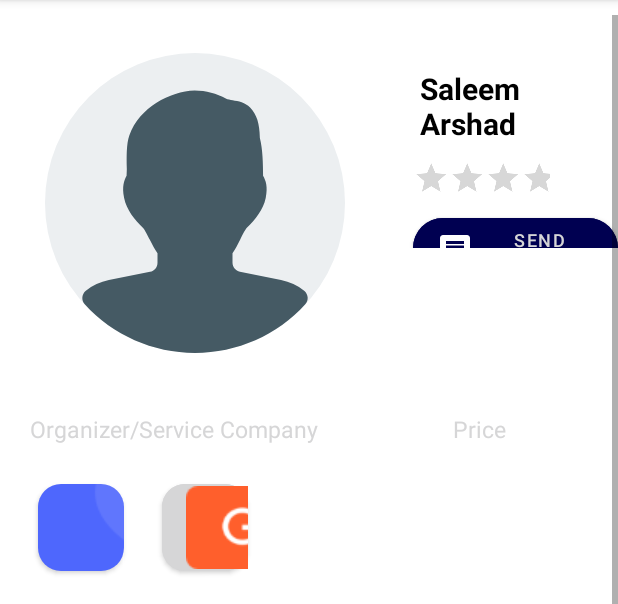
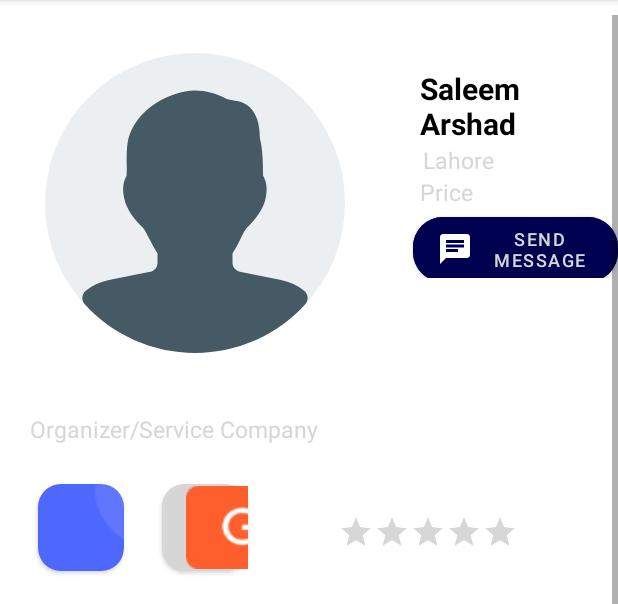
Before and after one commit to ashirali4/WePlan, an Android app: the ProfileScreen screen opened directly, with no data from a screen before it, on a phone screen of 412 x 824 dp, the part 84-688 px from its top. Run offline under Robolectric (Android 15) with nearby library versions, the light colour scheme and no system bars; Roboto replaces fonts that are not available here.

Commit message:
New Changes

```diff
--- a/app/src/main/java/com/example/weplan/ProfileScreen.java
+++ b/app/src/main/java/com/example/weplan/ProfileScreen.java
@@ -1,13 +1,32 @@
 package com.example.weplan;
 
 import androidx.appcompat.app.AppCompatActivity;
+
+import android.content.Intent;
+import android.graphics.Bitmap;
 import android.os.Bundle;
+import android.widget.TextView;
 
 public class ProfileScreen extends AppCompatActivity {
+
+
+    TextView textName,textType,textPrice,textLocation;
+    Bitmap image;
 
     @Override
     protected void onCreate(Bundle savedInstanceState) {
         super.onCreate(savedInstanceState);
         setContentView(R.layout.activity_profile_screen);
+
+        Intent intent=getIntent();
+        Bundle bundle=intent.getExtras();
+//        String name=bundle.getString("name");
+//        String location=bundle.getString("location");
+//        String rating=bundle.getString("rating");
+//        String budget=bundle.getString("budget");
+//        Bitmap image=bundle.getParcelable("image");
+
+
+
     }
 }
--- a/app/src/main/res/layout/activity_profile_screen.xml
+++ b/app/src/main/res/layout/activity_profile_screen.xml
@@ -26,6 +26,7 @@ tools:context=".MainActivity">
             android:layout_marginTop="25dp"
             android:orientation="horizontal">
 
+
             <ImageView
                 android:id="@+id/imageView"
                 android:layout_width="300px"
@@ -37,7 +38,7 @@ tools:context=".MainActivity">
 
             <LinearLayout
                 android:layout_width="match_parent"
-                android:layout_height="130dp"
+                android:layout_height="150dp"
                 android:orientation="vertical">
 
                 <TextView
@@ -52,17 +53,27 @@ tools:context=".MainActivity">
                     android:textStyle="bold"
                     android:textColor="#000"/>
 
-                <RatingBar
-                    android:id="@+id/ratingstar"
-                    android:layout_width="wrap_content"
-                    android:layout_height="43dp"
-                    android:isIndicator="true"
-                    android:numStars="5"
-                    android:scaleX=".5"
-                    android:scaleY=".5"
-                    android:stepSize="0.5" />
+                    <TextView
+                        android:id="@+id/location"
+                        android:layout_width="wrap_content"
+                        android:layout_height="wrap_content"
+                        android:layout_marginLeft="52dp"
+                        android:text="Lahore"
+                        android:textColor="@color/black"
+                        android:textSize="15sp" />
+
+                    <TextView
+                        android:id="@+id/price"
+                        android:layout_width="wrap_content"
+                        android:layout_height="wrap_content"
+                        android:layout_marginLeft="50dp"
+                        android:text="Price"
+                        android:textColor="@color/black"
+                        android:textSize="15sp" />
+
 
                 <com.google.android.material.button.MaterialButton
+                    android:id="@+id/sendMessage"
                     android:layout_width="wrap_content"
                     android:layout_height="55dp"
                     android:layout_marginLeft="45dp"
@@ -81,7 +92,7 @@ tools:context=".MainActivity">
             android:orientation="horizontal">
 
             <TextView
-                android:id="@+id/about"
+                android:id="@+id/serviceType"
                 android:layout_width="wrap_content"
                 android:layout_height="wrap_content"
                 android:layout_marginLeft="20dp"
@@ -90,15 +101,6 @@ tools:context=".MainActivity">
                 android:textColor="@color/black"
                 android:textSize="15sp" />
 
-            <TextView
-                android:id="@+id/aboutSection"
-                android:layout_width="wrap_content"
-                android:layout_height="wrap_content"
-                android:layout_marginLeft="90dp"
-                android:layout_marginTop="20dp"
-                android:text="Price"
-                android:textColor="@color/black"
-                android:textSize="15sp" />
 
         </LinearLayout>
 
@@ -124,6 +126,19 @@ tools:context=".MainActivity">
                     app:icon="@drawable/google"
                     app:iconTint="@null"
                     android:backgroundTint="@color/white"/>
+
+                <RatingBar
+                    android:id="@+id/ratingstar"
+                    android:layout_width="wrap_content"
+                    android:layout_height="43dp"
+                    android:layout_marginTop="15dp"
+                    android:isIndicator="true"
+                    android:numStars="5"
+                    android:scaleX=".5"
+                    android:scaleY=".5"
+                    android:stepSize="0.5" />
+
+
             </LinearLayout>
 
         <LinearLayout
```
Also changed, not shown: app/src/main/java/com/example/weplan/Fragments/MyOrganizerListRecyclerViewAdapter.java (+31 -5 lines).
